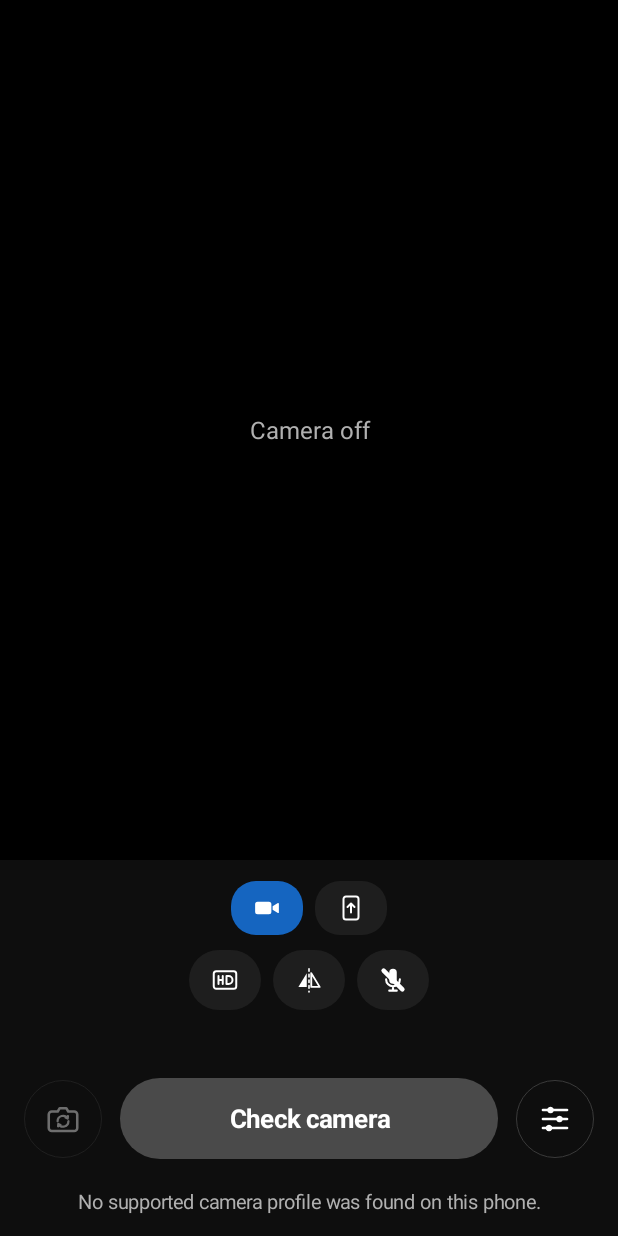
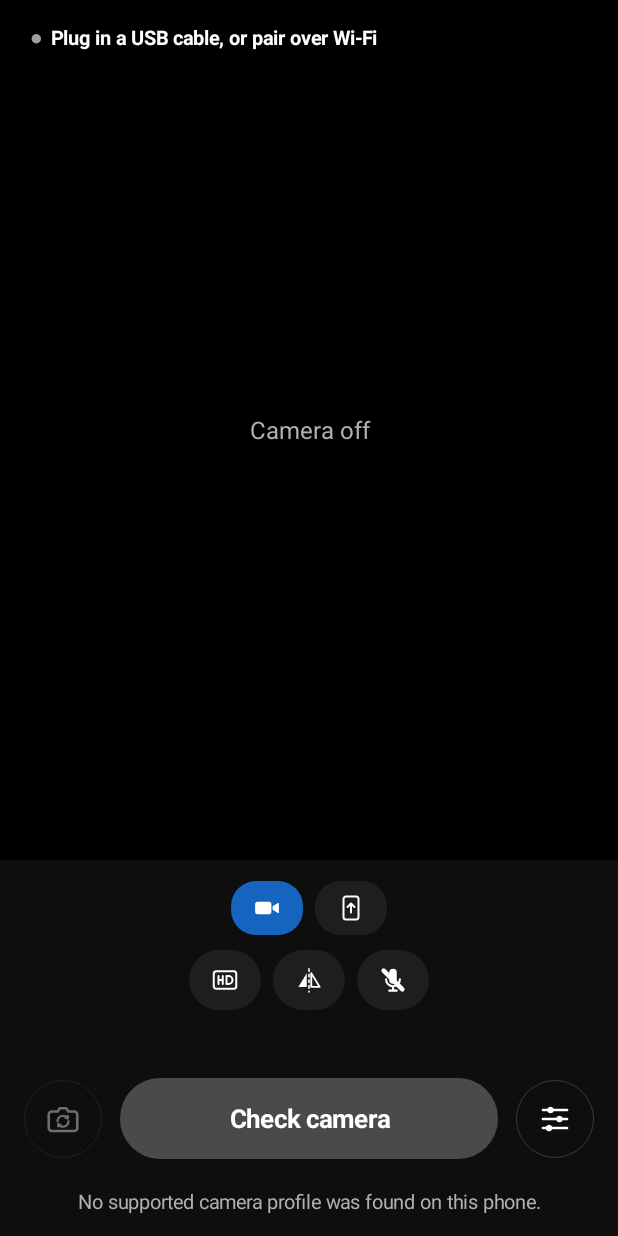
Before and after one commit to VaraKare/phonecam-obs, an Android app: the screen it shows after launch (MainActivity), on a phone screen of 412 x 824 dp. Run offline under Robolectric (Android 15) with nearby library versions, the phone set to English and light mode, and no system bars.

Commit message:
Ready badge: grey dot with a USB cable icon when plugged into a computer and a Wi-Fi icon with the paired computer when on Wi-Fi; amber waiting, red live

```diff
--- a/app/src/main/java/dev/phonecam/obs/MainActivity.kt
+++ b/app/src/main/java/dev/phonecam/obs/MainActivity.kt
@@ -91,6 +91,35 @@ class MainActivity : Activity() {
             if (shownPhase != LiveState.Phase.LIVE || destroyed) return
             badge.text = liveBadge()
             badge.postDelayed(this, 1000 - (SystemClock.elapsedRealtime() - liveSince) % 1000)
+        }
+    }
+    /**
+     * Ready (not live): a grey dot and how the phone can reach OBS: a cable icon when a USB cable to a computer is
+     * plugged in, a Wi-Fi icon with the paired computer when the phone is on Wi-Fi. Checked every 2 s while shown.
+     */
+    private val readyBadge: Runnable = object : Runnable {
+        override fun run() {
+            if (destroyed || shownPhase != LiveState.Phase.STOPPED) return
+            val text = android.text.SpannableStringBuilder()
+            text.append("●", android.text.style.ForegroundColorSpan(0xFF9E9E9E.toInt()), 0)
+            fun icon(res: Int) {
+                val d = getDrawable(res)?.mutate()?.apply { setTint(Color.WHITE); setBounds(0, 0, dp(14), dp(14)) } ?: return
+                text.append("  ").append(" ", android.text.style.ImageSpan(d, android.text.style.DynamicDrawableSpan.ALIGN_CENTER), 0).append(" ")
+            }
+            val cable = usbToComputer(this@MainActivity)
+            val onWifi = runCatching {
+                val net = getSystemService(android.net.ConnectivityManager::class.java)
+                net.getNetworkCapabilities(net.activeNetwork)?.hasTransport(android.net.NetworkCapabilities.TRANSPORT_WIFI) == true
+            }.getOrDefault(false)
+            val macs = WifiConnector(this@MainActivity).pairings.macs
+            val computer = macs.lastOrNull()?.let { it.name + if (macs.size > 1) " +${macs.size - 1}" else "" }
+            if (cable) { icon(R.drawable.ic_usb); text.append("USB") }
+            if (onWifi && computer != null) { icon(R.drawable.ic_wifi); text.append(computer) }
+            if (!cable && !(onWifi && computer != null))
+                text.append("  ").append(if (computer == null) "Plug in a USB cable, or pair over Wi-Fi" else "Plug in a USB cable or turn on Wi-Fi")
+            badge.text = text
+            badge.contentDescription = "Ready." + (if (cable) " USB cable connected." else "") + (if (onWifi && computer != null) " Wi-Fi to $computer." else "")
+            badge.postDelayed(this, 2000)
         }
     }
     private val heatListener = PowerManager.OnThermalStatusChangedListener { heat -> if (!destroyed) showHeat(heat) }
@@ -424,16 +453,14 @@ class MainActivity : Activity() {
             lastPhase = phase
         }
         // The computer used most recently (pairings are kept in order of use), plus how many others are paired.
-        val paired = if (phase == LiveState.Phase.STOPPED) WifiConnector(this).pairings.macs.lastOrNull()?.let { last ->
-            val others = WifiConnector(this).pairings.macs.size - 1
-            last.name + if (others > 0) " +$others" else ""
-        } else null
         badge.removeCallbacks(clock)
         if (phase == LiveState.Phase.LIVE) badge.post(clock)
         if (phase == LiveState.Phase.LIVE && state != null && state.route.isNotEmpty()) liveRoute = state.route
-        badge.text = when (phase) { LiveState.Phase.LIVE -> liveBadge(); LiveState.Phase.WAITING -> if (keepTimer) "Switching…" else "Waiting for OBS"; else -> "Wi-Fi ready · $paired" }
+        badge.removeCallbacks(readyBadge)
+        if (phase == LiveState.Phase.STOPPED) badge.post(readyBadge)  // after shownPhase below is updated
+        else badge.text = when (phase) { LiveState.Phase.LIVE -> liveBadge(); else -> if (keepTimer) "Switching…" else "● Waiting for OBS…" }
         badge.background = rounded(when (phase) { LiveState.Phase.LIVE -> RED; LiveState.Phase.WAITING -> AMBER; else -> CHIP }, 6)
-        badge.visibility = if (phase == LiveState.Phase.STOPPED && paired == null) View.GONE else View.VISIBLE
+        badge.visibility = View.VISIBLE
         val p = liveProfile
         stats.visibility = if (phase == LiveState.Phase.LIVE && p != null) View.VISIBLE else View.GONE
         if (state != null && p != null) stats.text = "${Quality.short(p).substringBefore(" ")} · ${"%.0f".format(state.fps)} fps · ${state.drops} dropped" +
--- /dev/null
+++ b/app/src/main/res/drawable/ic_usb.xml
@@ -0,0 +1,9 @@
+<?xml version="1.0" encoding="utf-8"?>
+<!-- USB cable plug (drawn for PhoneCam). -->
+<vector xmlns:android="http://schemas.android.com/apk/res/android"
+    android:width="24dp" android:height="24dp" android:viewportWidth="24" android:viewportHeight="24">
+    <path android:fillColor="#FFFFFFFF" android:pathData="M8,3h8v6h-8z" />
+    <path android:fillColor="#FFFFFFFF" android:pathData="M6.5,9h11v4.5a3,3 0,0 1,-3 3h-5a3,3 0,0 1,-3 -3z" />
+    <path android:strokeColor="#FFFFFFFF" android:strokeWidth="2" android:strokeLineCap="round" android:fillColor="#00000000" android:pathData="M12,16.5v5" />
+    <path android:fillColor="#FF000000" android:pathData="M9.6,4.8h1.4v1.8h-1.4zM13,4.8h1.4v1.8h-1.4z" />
+</vector>
--- /dev/null
+++ b/app/src/main/res/drawable/ic_wifi.xml
@@ -0,0 +1,8 @@
+<?xml version="1.0" encoding="utf-8"?>
+<!-- Wi-Fi: three arcs and a dot (drawn for PhoneCam). -->
+<vector xmlns:android="http://schemas.android.com/apk/res/android"
+    android:width="24dp" android:height="24dp" android:viewportWidth="24" android:viewportHeight="24">
+    <path android:strokeColor="#FFFFFFFF" android:strokeWidth="2" android:strokeLineCap="round" android:fillColor="#00000000"
+        android:pathData="M3,9.5a13,13 0,0 1,18 0M6,12.8a8.5,8.5 0,0 1,12 0M9,16a4,4 0,0 1,6 0" />
+    <path android:fillColor="#FFFFFFFF" android:pathData="M12,18a1.5,1.5 0,1 1,0 3a1.5,1.5 0,1 1,0 -3z" />
+</vector>
```
